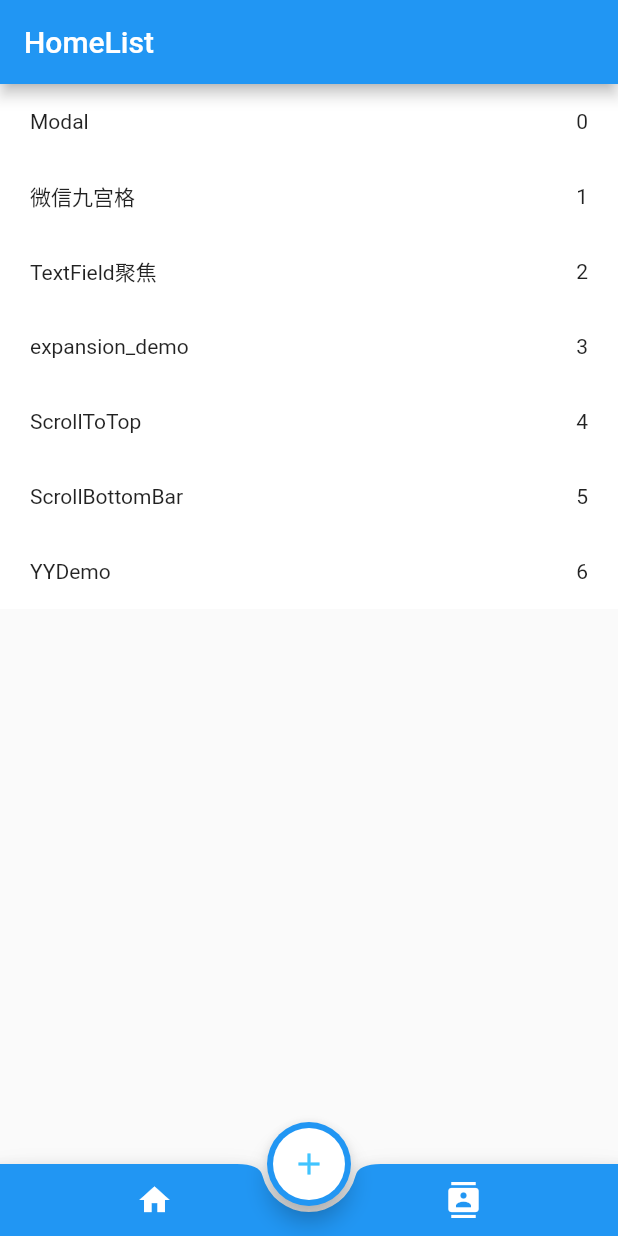
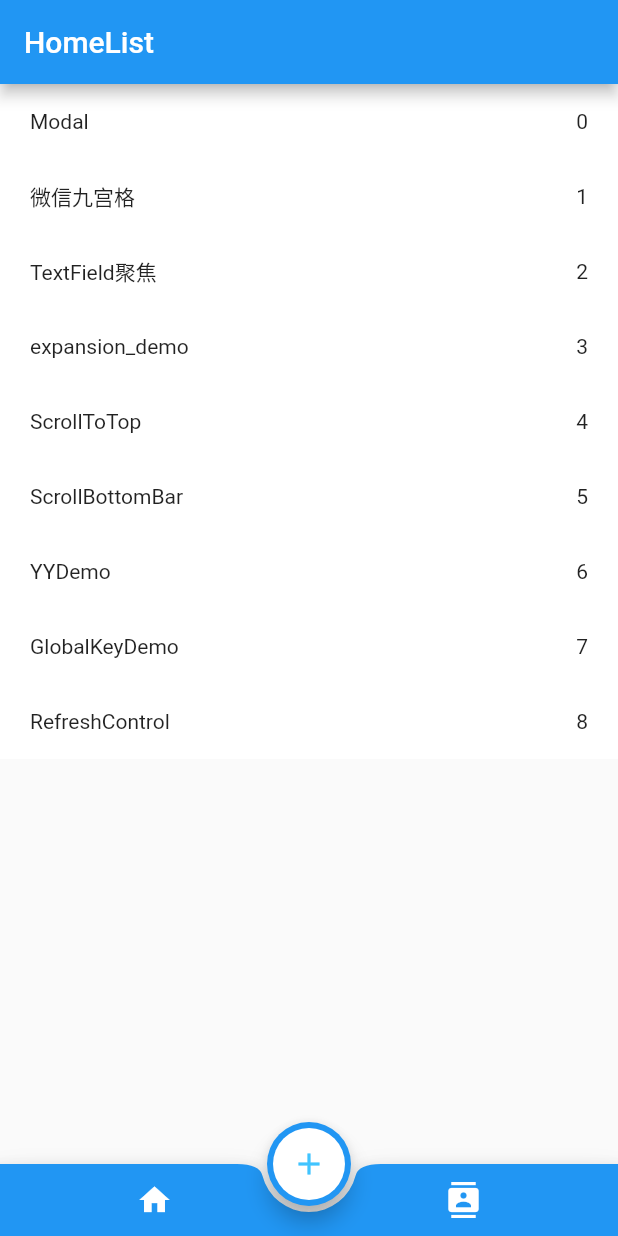
Before and after one commit to justForL/FlutterDemos, a Flutter app: the screen it shows after launch, on a phone screen of 412 x 824 dp. Run offline on Flutter 3.47's test engine with Material 2 defaults, Android fonts, the phone set to English and light mode, and no system bars.

Commit message:
add the globalKeyDemo

```diff
--- a/lib/Moudle/Home/HomeList.dart
+++ b/lib/Moudle/Home/HomeList.dart
@@ -1,4 +1,6 @@
 import 'package:demo02/Moudle/Home/ExpentionDemo.dart';
+import 'package:demo02/Moudle/Home/GlobalKeyDemo.dart';
+import 'package:demo02/Moudle/Home/RefreshControlDemo.dart';
 import 'package:demo02/Moudle/Home/ScrollBottomBar.dart';
 import 'package:demo02/Moudle/Home/ScrollToTopDemo.dart';
 import 'package:demo02/Moudle/Home/TextFieldDemo.dart';
@@ -10,7 +12,17 @@ import 'package:flutter/widgets.dart';
 
 void main() => runApp(HomeList());
 
-enum HomeItemEnum { Modal, WX9Button, TextField, ExpansionDemo,ScrollToTop,ScrollBottomBar,ListDemo }
+enum HomeItemEnum {
+  Modal,
+  WX9Button,
+  TextField,
+  ExpansionDemo,
+  ScrollToTop,
+  ScrollBottomBar,
+  ListDemo,
+  RefreshControl,
+  GlobalKey,
+}
 
 class HomeListItemModel {
   String title;
@@ -27,6 +39,8 @@ class HomeList extends StatelessWidget {
     HomeListItemModel("ScrollToTop", HomeItemEnum.ScrollToTop),
     HomeListItemModel("ScrollBottomBar", HomeItemEnum.ScrollBottomBar),
     HomeListItemModel("YYDemo", HomeItemEnum.ListDemo),
+    HomeListItemModel("GlobalKeyDemo", HomeItemEnum.GlobalKey),
+    HomeListItemModel("RefreshControl", HomeItemEnum.RefreshControl),
   ];
   Widget build(BuildContext context) {
     return Scaffold(
@@ -73,22 +87,31 @@ class HomeListItem extends StatelessWidget {
           _routeJumpAction(context, ExpentionDemo(), false);
         }
         break;
-        case HomeItemEnum.ScrollToTop:
+      case HomeItemEnum.ScrollToTop:
         {
           _routeJumpAction(context, ScrollToTopDemo(), false);
         }
         break;
-         case HomeItemEnum.ScrollBottomBar:
+      case HomeItemEnum.ScrollBottomBar:
         {
           _routeJumpAction(context, ScrollBottomBar(), false);
         }
         break;
-        case HomeItemEnum.ListDemo:
+      case HomeItemEnum.ListDemo:
         {
           _routeJumpAction(context, YYDemo(), false);
         }
         break;
-
+      case HomeItemEnum.RefreshControl:
+        {
+          _routeJumpAction(context, RefreshControlDemo(), false);
+        }
+        break;
+      case HomeItemEnum.GlobalKey:
+        {
+          _routeJumpAction(context, GlobalKeyDemo(), false);
+        }
+        break;
       default:
     }
   }
```
Also changed, not shown: lib/Moudle/Home/GlobalKeyDemo.dart (added, +68 -0 lines), lib/Moudle/Home/RefreshControlDemo.dart (added, +42 -0 lines), lib/Moudle/Home/YYDemo.dart (+12 -10 lines).
